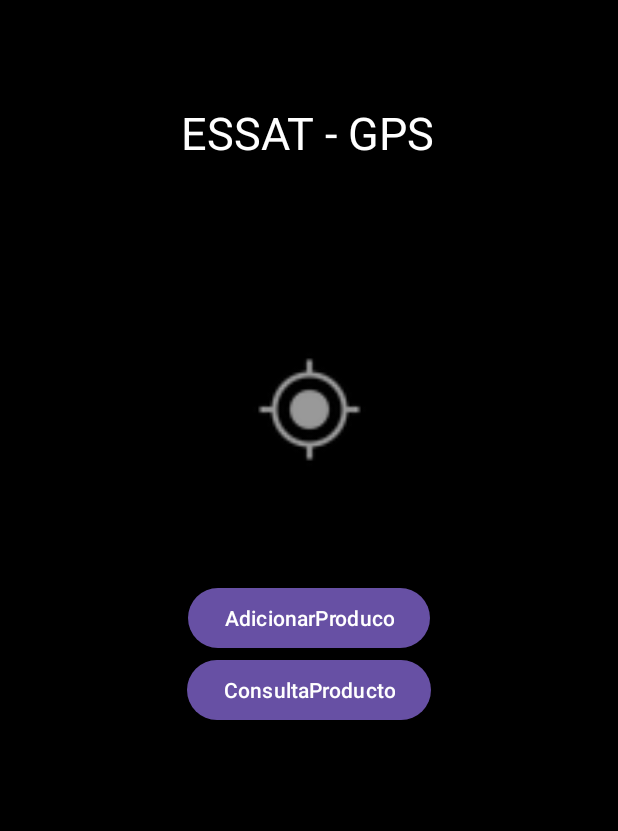
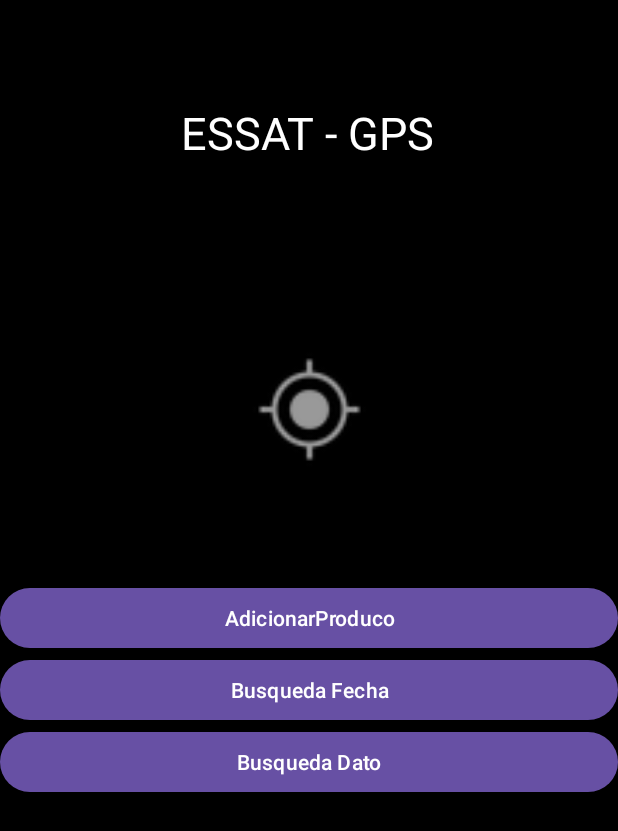
Before and after one commit to ARIELESPINOZA22/productfirestore, an Android app: the screen it shows after launch (MainActivity), on a phone screen of 412 x 824 dp. Shown: the top 831 px of the screen. Run offline under Robolectric (Android 15) with nearby library versions, the phone set to English and light mode, and no system bars; our stand-ins replace Firebase (no records; nobody signed in at launch, a user with empty details on screens opened directly).

Commit message:
android conect firestore  agrgando el boton spinner para registrar nuevos datos y realizar la busqueda actualizar busqueda por cualquier campo

```diff
--- a/app/src/main/AndroidManifest.xml
+++ b/app/src/main/AndroidManifest.xml
@@ -12,6 +12,9 @@
         android:supportsRtl="true"
         android:theme="@style/Theme.Practica1"
         tools:targetApi="31">
+        <activity
+            android:name=".MainActivity4"
+            android:exported="false" />
         <activity
             android:name=".MainActivity3"
             android:exported="false" />
--- a/app/src/main/java/com/example/practica1/MainActivity.kt
+++ b/app/src/main/java/com/example/practica1/MainActivity.kt
@@ -25,4 +25,8 @@ class MainActivity : AppCompatActivity() {
     fun searchprod(view: View) {
         startActivity(Intent(this,MainActivity3::class.java))
     }
+
+    fun searchproddate(view: View) {
+        startActivity(Intent(this,MainActivity4::class.java))
+    }
 }
--- a/app/src/main/res/layout/activity_main.xml
+++ b/app/src/main/res/layout/activity_main.xml
@@ -9,7 +9,7 @@
 
     <Button
         android:id="@+id/btnAddProd"
-        android:layout_width="wrap_content"
+        android:layout_width="match_parent"
         android:layout_height="wrap_content"
         android:text="AdicionarProduco"
         app:layout_constraintBottom_toBottomOf="parent"
@@ -20,9 +20,9 @@
 
     <Button
         android:id="@+id/btnsearch"
-        android:layout_width="wrap_content"
+        android:layout_width="match_parent"
         android:layout_height="wrap_content"
-        android:text="ConsultaProducto"
+        android:text="Busqueda Fecha"
         app:layout_constraintEnd_toEndOf="parent"
         app:layout_constraintStart_toStartOf="parent"
         app:layout_constraintTop_toBottomOf="@+id/btnAddProd"
@@ -53,4 +53,16 @@
         app:layout_constraintStart_toStartOf="parent"
         app:layout_constraintTop_toTopOf="parent" />
 
+    <Button
+        android:id="@+id/button"
+        android:layout_width="match_parent"
+        android:layout_height="wrap_content"
+        android:text="Busqueda Dato"
+        app:layout_constraintBottom_toBottomOf="parent"
+        app:layout_constraintEnd_toEndOf="parent"
+        app:layout_constraintStart_toStartOf="parent"
+        app:layout_constraintTop_toBottomOf="@+id/btnsearch"
+        app:layout_constraintVertical_bias="0.0"
+        android:onClick="searchproddate"/>
+
 </androidx.constraintlayout.widget.ConstraintLayout>
```
Also changed, not shown: app/src/main/java/com/example/practica1/MainActivity4.kt (added, +111 -0 lines), app/src/main/res/layout/activity_main4.xml (added, +35 -0 lines).
